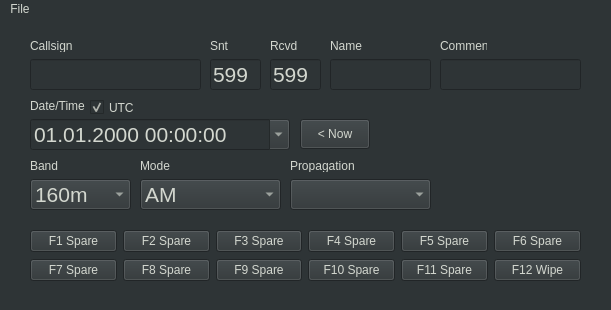
First picture: the form in Sources/U2.Suite/logger/ui/LoggerMainWindow.ui, repository ut8uu/U2.Suite.Python, before the edit.
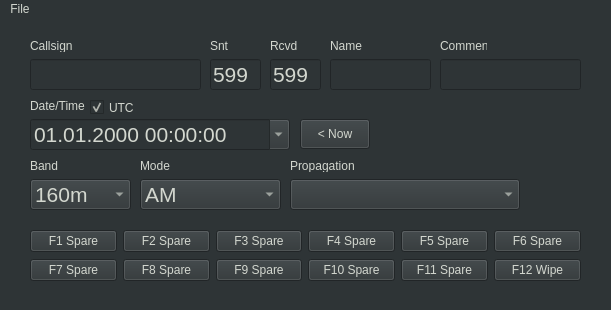
Second picture: the form after the edit.

```diff
--- a/Sources/U2.Suite/logger/ui/LoggerMainWindow.ui
+++ b/Sources/U2.Suite/logger/ui/LoggerMainWindow.ui
@@ -505,7 +505,7 @@
      <rect>
       <x>290</x>
       <y>160</y>
-      <width>141</width>
+      <width>230</width>
       <height>31</height>
      </rect>
     </property>
```
Left out of the diff: 12 changed lines with no effect on the pictures.
